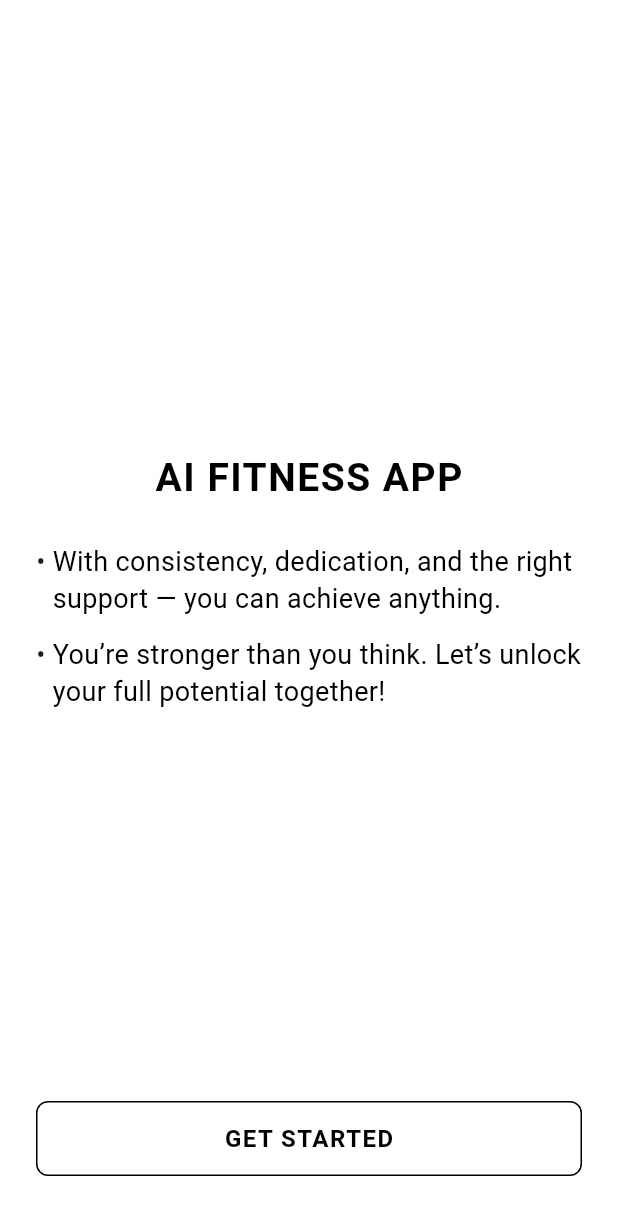
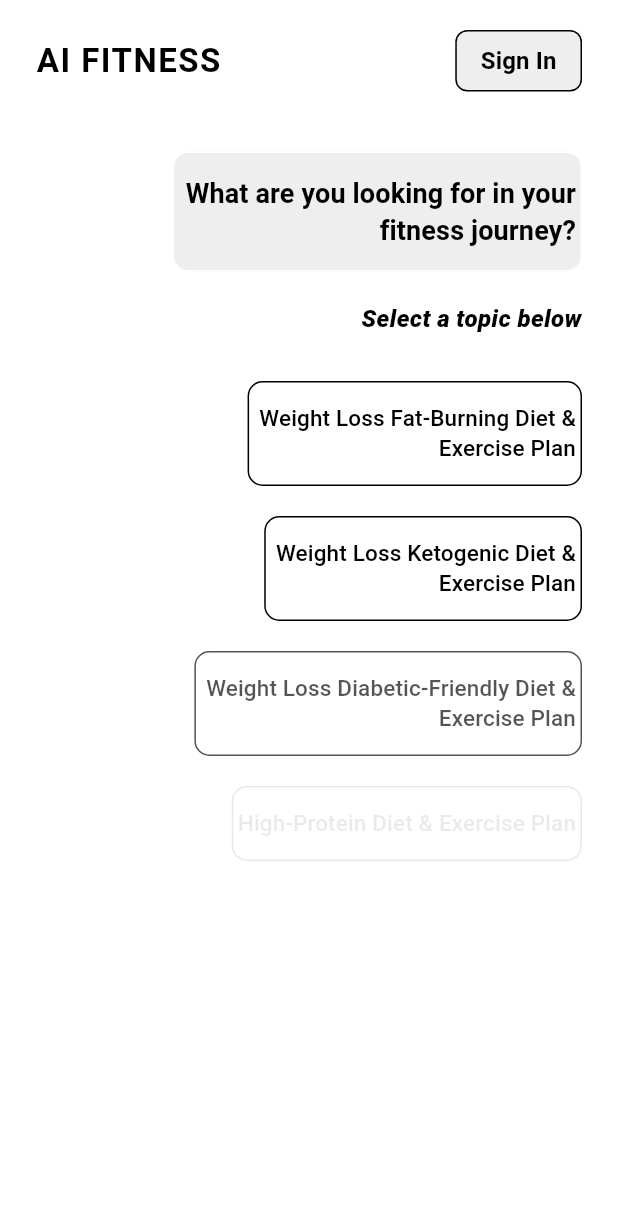
Before and after one commit to subhasishpinku/Al-Fitness, a Flutter app: the screen it shows after launch, after a tap on "GET STARTED", on a phone screen of 412 x 824 dp. Shown: the top 1215 px of the screen. Run offline on Flutter 3.47's test engine with Material 3 defaults, Android fonts, the light colour scheme and no system bars.

Commit message:
first commit

```diff
--- a/lib/main.dart
+++ b/lib/main.dart
@@ -1,8 +1,19 @@
+import 'package:aifitness/utils/routes/routes.dart';
+import 'package:aifitness/utils/routes/routes_names.dart';
 import 'package:aifitness/view/get_start_screen.dart';
+import 'package:aifitness/viewModel/signin_viewmodel.dart';
 import 'package:flutter/material.dart';
+import 'package:provider/provider.dart';
 
 void main() {
-  runApp(const MyApp());
+  runApp(
+    MultiProvider(
+      providers: [
+        ChangeNotifierProvider(create: (_) => SigninViewModel()),
+      ],
+      child: const MyApp(),
+    ),
+  );
 }
 
 class MyApp extends StatelessWidget {
@@ -17,7 +28,12 @@ class MyApp extends StatelessWidget {
       theme: ThemeData(
         colorScheme: ColorScheme.fromSeed(seedColor: Colors.deepPurple),
       ),
-      home: const GetStartScreen(),
+      initialRoute: RouteNames.getStartScreen,
+      onGenerateRoute: Routes.generateRoutes,
+      //  This ensures everything is RTL
+      builder: (context, child) {
+        return Directionality(textDirection: TextDirection.rtl, child: child!);
+      },
     );
   }
 }
--- a/lib/res/widgets/coloors.dart
+++ b/lib/res/widgets/coloors.dart
@@ -4,4 +4,6 @@ class AppColors {
   static  final primaryColor = Colors.black;
   static  final secondaryColor = Colors.grey;
   static  final backgroundColor = Colors.white;
+    static  final signInButtonColor = Colors.grey[200];
+
 }
--- a/lib/utils/routes/routes.dart
+++ b/lib/utils/routes/routes.dart
@@ -1,7 +1,7 @@
 import 'package:aifitness/utils/routes/routes_names.dart';
 import 'package:aifitness/view/get_start_screen.dart';
+import 'package:aifitness/view/signin_screen.dart';
 import 'package:flutter/material.dart';
-
 
 class Routes {
   static Route<dynamic> generateRoutes(RouteSettings settings) {
@@ -9,7 +9,9 @@ class Routes {
       case (RouteNames.getStartScreen):
         return MaterialPageRoute(
             builder: (BuildContext context) => const GetStartScreen());
-
+            case (RouteNames.signinScreen):
+        return MaterialPageRoute(
+            builder: (BuildContext context) => const SigninScreen());
 
       default:
         return MaterialPageRoute(
--- a/lib/utils/routes/routes_names.dart
+++ b/lib/utils/routes/routes_names.dart
@@ -1,3 +1,4 @@
 class RouteNames {
  static const String getStartScreen = "get_start_screen";
+ static const String signinScreen = "signin_screen";
 }
--- a/lib/view/get_start_screen.dart
+++ b/lib/view/get_start_screen.dart
@@ -1,4 +1,5 @@
 import 'package:aifitness/res/widgets/coloors.dart';
+import 'package:aifitness/utils/routes/routes_names.dart';
 import 'package:flutter/material.dart';
 
 class GetStartScreen extends StatefulWidget {
@@ -11,7 +12,9 @@ class GetStartScreen extends StatefulWidget {
 class _GetStartScreenState extends State<GetStartScreen> {
   @override
   Widget build(BuildContext context) {
-    return Scaffold(
+    return Directionality(
+      textDirection: TextDirection.ltr, //  Forces Left-to-Right layout
+      child: Scaffold(
         backgroundColor: Colors.white,
         body: SafeArea(
           child: Padding(
@@ -87,6 +90,7 @@ class _GetStartScreenState extends State<GetStartScreen> {
                     ),
                     onPressed: () {
                       // TODO: Navigate to next screen
+                      Navigator.pushNamed(context, RouteNames.signinScreen);
                     },
                     child: Text(
                       "GET STARTED",
@@ -103,6 +107,7 @@ class _GetStartScreenState extends State<GetStartScreen> {
             ),
           ),
         ),
+      ),
     );
   }
 }
--- /dev/null
+++ b/lib/view/signin_screen.dart
@@ -0,0 +1,187 @@
+import 'package:aifitness/res/widgets/coloors.dart';
+import 'package:aifitness/viewModel/signin_viewmodel.dart';
+import 'package:flutter/material.dart';
+import 'package:provider/provider.dart';
+
+class SigninScreen extends StatelessWidget {
+  const SigninScreen({super.key});
+
+  @override
+  Widget build(BuildContext context) {
+    final provider = Provider.of<SigninViewModel>(context);
+    final topics = provider.topics;
+    final isVisible = provider.isVisible;
+
+    return Directionality(
+      textDirection: TextDirection.rtl,
+      child: Scaffold(
+        backgroundColor: AppColors.backgroundColor,
+        body: SafeArea(
+          child: Padding(
+            padding: const EdgeInsets.symmetric(horizontal: 24, vertical: 20),
+            child: Column(
+              crossAxisAlignment: CrossAxisAlignment.start,
+              children: [
+                // ---------- Top Bar ----------
+                Row(
+                  mainAxisAlignment: MainAxisAlignment.spaceBetween,
+                  children: [
+                    Container(
+                      decoration: BoxDecoration(
+                        color: AppColors.signInButtonColor,
+                        borderRadius: BorderRadius.circular(8),
+                        border: Border.all(
+                          color: AppColors.primaryColor,
+                          width: 1,
+                        ),
+                      ),
+                      child: TextButton(
+                        onPressed: () {},
+                        style: TextButton.styleFrom(
+                          padding: const EdgeInsets.symmetric(
+                            horizontal: 16,
+                            vertical: 8,
+                          ),
+                          minimumSize: const Size(0, 0),
+                          tapTargetSize: MaterialTapTargetSize.shrinkWrap,
+                        ),
+                        child: Text(
+                          "Sign In",
+                          style: TextStyle(
+                            fontSize: 16,
+                            fontWeight: FontWeight.w600,
+                            color: AppColors.primaryColor,
+                          ),
+                        ),
+                      ),
+                    ),
+                    Text(
+                      "AI FITNESS",
+                      style: TextStyle(
+                        fontSize: 22,
+                        fontWeight: FontWeight.bold,
+                        color: AppColors.primaryColor,
+                        letterSpacing: 1.0,
+                      ),
+                    ),
+                  ],
+                ),
+
+                const SizedBox(height: 40),
+
+                // ---------- Header ----------
+                Directionality(
+                  textDirection: TextDirection.ltr,
+                  child: IntrinsicWidth(
+                    child: OutlinedButton(
+                      style: OutlinedButton.styleFrom(
+                        padding: const EdgeInsets.symmetric(
+                          horizontal: 4,
+                          vertical: 15,
+                        ),
+                        side: BorderSide(color: AppColors.backgroundColor),
+                        shape: RoundedRectangleBorder(
+                          borderRadius: BorderRadius.circular(10),
+                        ),
+                        foregroundColor: AppColors.primaryColor,
+                        backgroundColor: AppColors.signInButtonColor,
+                        tapTargetSize: MaterialTapTargetSize.shrinkWrap,
+                      ),
+                      onPressed: () {},
+                      child: FittedBox(
+                        fit: BoxFit.scaleDown,
+                        child: Text(
+                          textAlign: TextAlign.right,
+                          "What are you looking for in your \n fitness journey?",
+                          style: TextStyle(
+                            fontSize: 18,
+                            fontWeight: FontWeight.w600,
+                            color: AppColors.primaryColor,
+                            height: 1.4,
+                          ),
+                        ),
+                      ),
+                    ),
+                  ),
+                ),
+                const SizedBox(height: 20),
+
+                Text(
+                  "Select a topic below",
+                  style: TextStyle(
+                    fontSize: 16,
+                    fontWeight: FontWeight.w900,
+                    fontStyle: FontStyle.italic,
+                    color: AppColors.primaryColor,
+                  ),
+                ),
+                const SizedBox(height: 30),
+
+                // ---------- Animated Buttons ----------
+                Directionality(
+                  textDirection: TextDirection.ltr,
+                  child: Expanded(
+                    child: ListView.separated(
+                      itemCount: topics.length,
+                      separatorBuilder: (_, __) => const SizedBox(height: 20),
+                      itemBuilder: (context, index) {
+                        return AnimatedOpacity(
+                          opacity: isVisible[index] ? 1.0 : 0.0,
+                          duration: const Duration(milliseconds: 500),
+                          curve: Curves.easeInOut,
+                          child: Transform.translate(
+                            offset: isVisible[index]
+                                ? Offset.zero
+                                : const Offset(0, 30),
+                            child: Align(
+                              alignment: Alignment.centerRight,
+                              child: IntrinsicWidth(
+                                child: OutlinedButton(
+                                  style: OutlinedButton.styleFrom(
+                                    padding: const EdgeInsets.symmetric(
+                                      horizontal: 4,
+                                      vertical: 15,
+                                    ),
+                                    side: BorderSide(
+                                      color: AppColors.primaryColor,
+                                    ),
+                                    shape: RoundedRectangleBorder(
+                                      borderRadius: BorderRadius.circular(10),
+                                    ),
+                                    foregroundColor: AppColors.primaryColor,
+                                    backgroundColor:
+                                        AppColors.backgroundColor,
+                                    tapTargetSize:
+                                        MaterialTapTargetSize.shrinkWrap,
+                                  ),
+                                  onPressed: () =>
+                                      provider.onTopicSelected(topics[index]),
+                                  child: FittedBox(
+                                    fit: BoxFit.scaleDown,
+                                    child: Text(
+                                      topics[index],
+                                      textAlign: TextAlign.right,
+                                      style: const TextStyle(
+                                        fontSize: 15,
+                                        fontWeight: FontWeight.w500,
+                                        height: 1.3,
+                                      ),
+                                    ),
+                                  ),
+                                ),
+                              ),
+                            ),
+                          ),
+                        );
+                      },
+                    ),
+                  ),
+                ),
+              ],
+            ),
+          ),
+        ),
+      ),
+    );
+  }
+}
--- /dev/null
+++ b/lib/viewModel/signin_viewmodel.dart
@@ -0,0 +1,33 @@
+import 'package:flutter/material.dart';
+
+class SigninViewModel extends ChangeNotifier {
+  final List<String> topics = [
+    "Weight Loss Fat-Burning Diet & \n Exercise Plan ",
+    "Weight Loss Ketogenic Diet & \n Exercise Plan",
+    "Weight Loss Diabetic-Friendly Diet & \n Exercise Plan",
+    "High-Protein Diet & Exercise Plan",
+    "Muscle Gain Diet & Exercise Plan",
+  ];
+
+  final List<bool> _isVisible = [false, false, false, false, false];
+  List<bool> get isVisible => _isVisible;
+
+  SigninViewModel() {
+    _animateButtonsSequentially();
+  }
+
+  /// Sequential animation for button appearance
+  Future<void> _animateButtonsSequentially() async {
+    for (int i = 0; i < topics.length; i++) {
+      await Future.delayed(const Duration(milliseconds: 250));
+      _isVisible[i] = true;
+      notifyListeners();
+    }
+  }
+
+  /// Handle button click
+  void onTopicSelected(String topic) {
+    debugPrint("Selected topic: $topic");
+    // Add navigation or logic here
+  }
+}
```
Also changed, not shown: 2 other files. Lines whose indentation alone changed are shown as unchanged.
